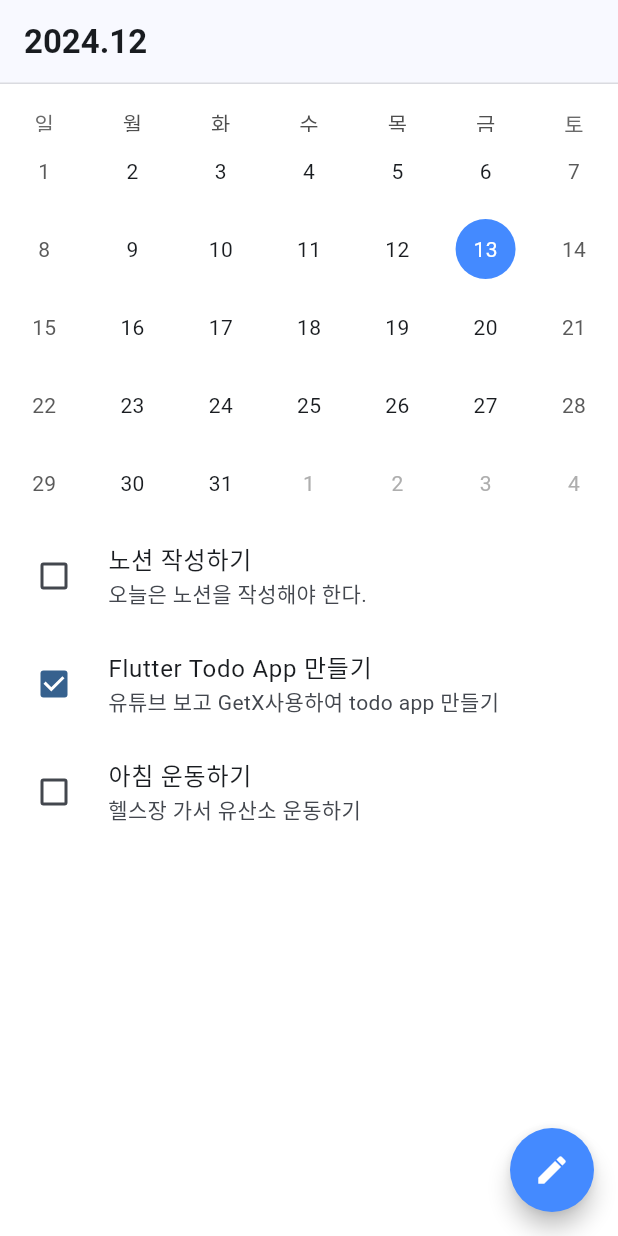
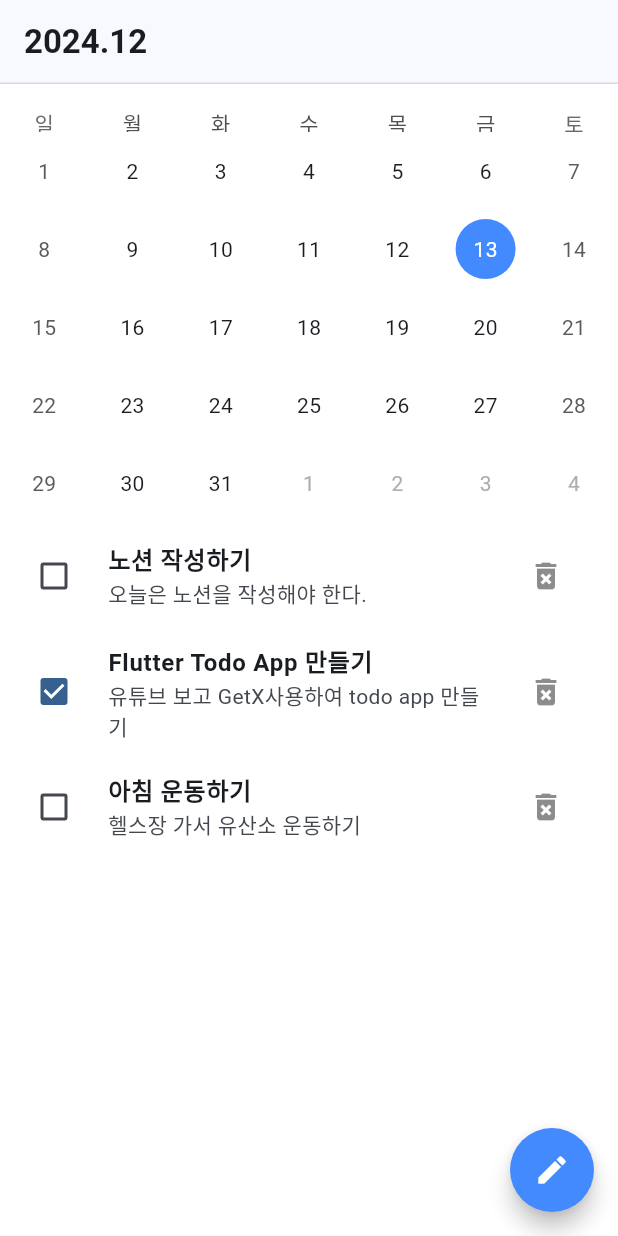
Before and after one commit to Jong1co/flutter_prac, a Flutter app: the screen it shows after launch, on a phone screen of 412 x 824 dp. Run offline on Flutter 3.47's test engine with Material 3 defaults, Android fonts, the light colour scheme and no system bars; drawn by our look-alikes of table_calendar; our stand-ins replace get.

Commit message:
refactor: todoList method로 분리

```diff
--- a/lib/screen/home_page.dart
+++ b/lib/screen/home_page.dart
@@ -21,10 +21,10 @@ class HomePage extends StatelessWidget {
 
   void moveToWritePage() => Get.toNamed('/write');
 
-  AppBar _header() {
+  AppBar _header(TodoController controller) {
     return AppBar(
       title: Text(
-        DateTools.format(todoController.selectedDate, 'yyyy.MM'),
+        DateTools.format(controller.selectedDate, 'yyyy.MM'),
         style: const TextStyle(
           fontWeight: FontWeight.bold,
         ),
@@ -41,17 +41,16 @@ class HomePage extends StatelessWidget {
   /// 함수형 프로그래밍에서는 암묵적 인자를 최대한 줄이는 것이 좋은 방식임(순수함수로)
   /// 하지만 객체지향 프로그래밍에서는 뭐가 좋은지 잘 모르겠음
 
-  TableCalendar<dynamic> _calendar() {
+  TableCalendar<dynamic> _calendar(TodoController controller) {
     return TableCalendar(
       headerVisible: false,
       firstDay: DateTime.utc(2020, 10, 16),
       lastDay: DateTime.utc(2030, 3, 14),
-      focusedDay: todoController.selectedDate,
-      selectedDayPredicate: (day) =>
-          isSameDay(day, todoController.selectedDate),
+      focusedDay: controller.selectedDate,
+      selectedDayPredicate: (day) => isSameDay(day, controller.selectedDate),
       onDaySelected: (selectedDay, focusedDay) =>
-          todoController.onChangeDate(selectedDay),
-      onPageChanged: (focusedDay) => todoController.onChangeDate(focusedDay),
+          controller.onChangeDate(selectedDay),
+      onPageChanged: (focusedDay) => controller.onChangeDate(focusedDay),
       locale: 'ko_KR',
       calendarStyle: const CalendarStyle(
         tablePadding: EdgeInsets.only(top: 16.0),
@@ -69,6 +68,36 @@ class HomePage extends StatelessWidget {
         selectedTextStyle: TextStyle(
           color: Colors.white, // 선택된 날짜의 글꼴 색상
         ),
+      ),
+    );
+  }
+
+  Expanded _todoList(TodoController controller) {
+    return Expanded(
+      child: ListView.builder(
+        itemCount: controller.todos.length,
+        itemBuilder: (BuildContext ctx, int index) {
+          Todo todo = controller.todos[index];
+          return CheckboxListTile(
+            controlAffinity: ListTileControlAffinity.leading,
+            value: todo.isDone,
+            onChanged: (value) => controller.toggleById(todo.id),
+            title: Text(
+              todo.title,
+              style: const TextStyle(
+                fontWeight: FontWeight.w600,
+              ),
+            ),
+            subtitle: Text(todo.content),
+            secondary: IconButton(
+              icon: const Icon(Icons.delete_forever),
+              color: Colors.black45,
+              onPressed: () => controller.remove(todo.id),
+            ),
+            // dense: true, -> 이건 무슨 옵션?
+            // selected: true,
+          );
+        },
       ),
     );
   }
@@ -91,26 +120,12 @@ class HomePage extends StatelessWidget {
       builder: (_) {
         return Scaffold(
           backgroundColor: Colors.white,
-          appBar: _header(),
+          appBar: _header(_),
           floatingActionButton: _floatingButton(),
           body: Column(
             children: [
-              _calendar(),
-              Expanded(
-                child: ListView.builder(
-                  itemCount: _.todos.length,
-                  itemBuilder: (BuildContext ctx, int index) {
-                    Todo todo = _.todos[index];
-                    return CheckboxListTile(
-                      controlAffinity: ListTileControlAffinity.leading,
-                      value: todo.isDone,
-                      onChanged: (value) => _.toggleById(todo.id),
-                      title: Text(todo.title),
-                      subtitle: Text(todo.content),
-                    );
-                  },
-                ),
-              )
+              _calendar(_),
+              _todoList(_),
             ],
           ),
         );
```
